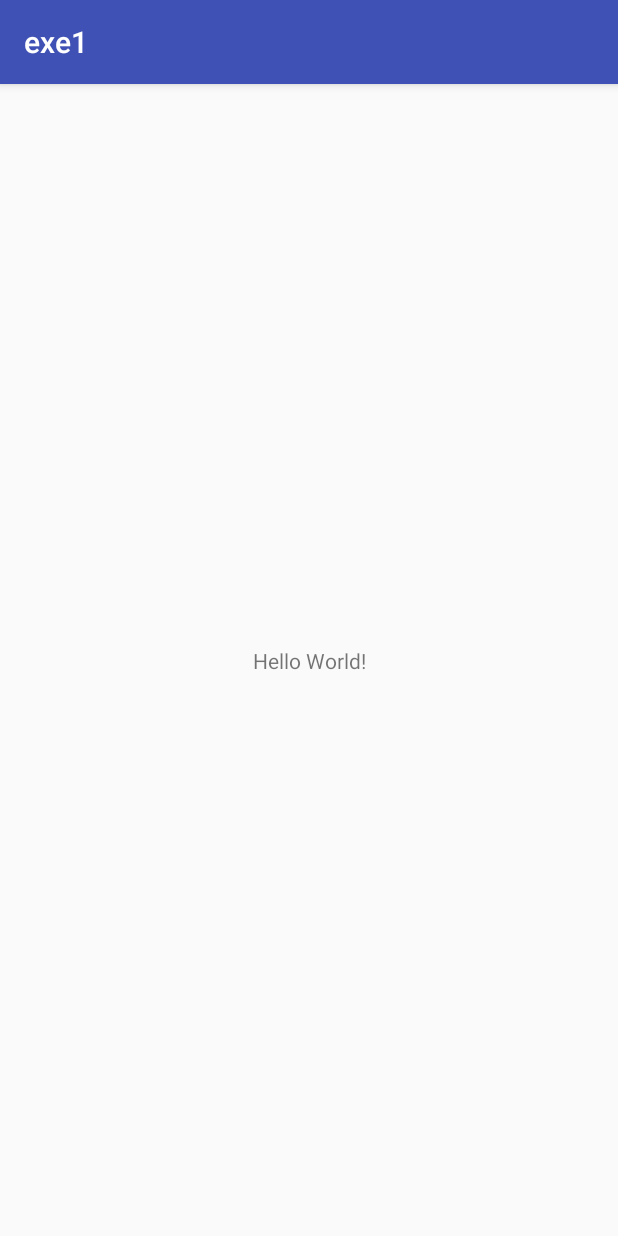
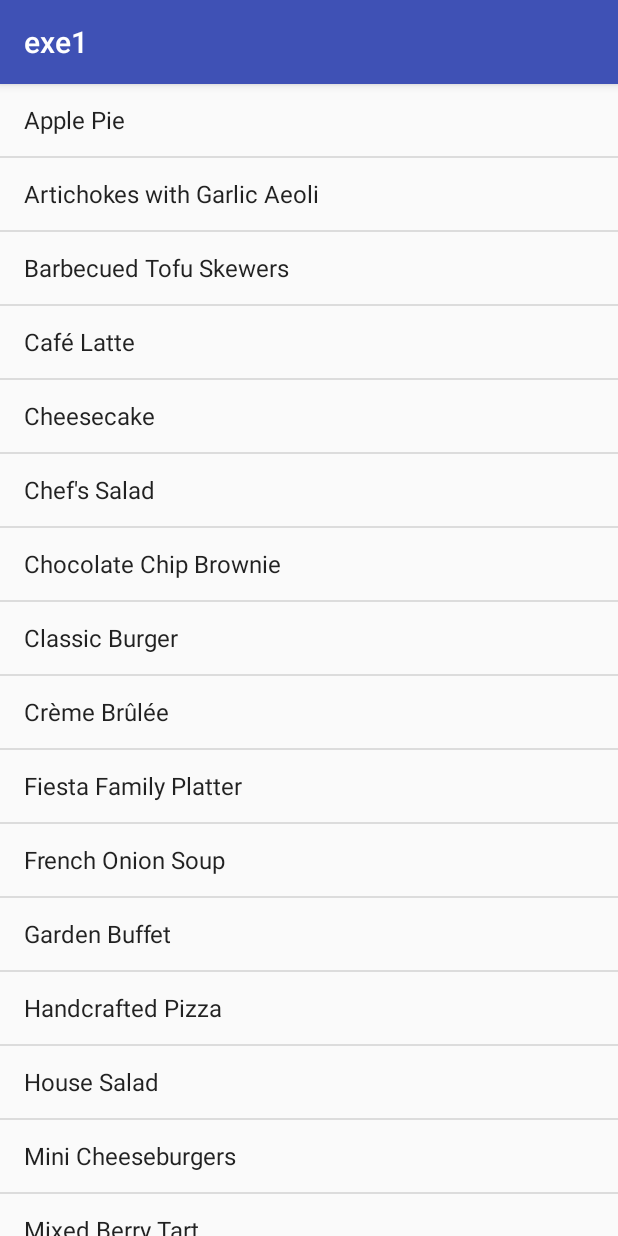
Before and after one commit to AyeSanda/exe1, an Android app: the screen it shows after launch (MainActivity), on a phone screen of 412 x 824 dp. Run offline under Robolectric (Android 15) with nearby library versions, the phone set to English and light mode, and no system bars.

Commit message:
Display Static Data

```diff
--- /dev/null
+++ b/app/src/main/java/com/example/aaung/exe1/DataItemAdapter.java
@@ -0,0 +1,17 @@
+package com.example.aaung.exe1;
+
+import android.content.Context;
+import android.support.annotation.NonNull;
+import android.widget.ArrayAdapter;
+
+import com.example.aaung.exe1.model.DataItem;
+
+import java.util.List;
+
+public class DataItemAdapter extends ArrayAdapter<DataItem> {
+
+
+    public DataItemAdapter(@NonNull Context context,@NonNull List<DataItem> objects) {
+        super(context, R.layout.list_item, objects);
+    }
+}
--- a/app/src/main/java/com/example/aaung/exe1/MainActivity.java
+++ b/app/src/main/java/com/example/aaung/exe1/MainActivity.java
@@ -2,12 +2,35 @@ package com.example.aaung.exe1;
 
 import android.support.v7.app.AppCompatActivity;
 import android.os.Bundle;
+import android.view.LayoutInflater;
+import android.widget.ArrayAdapter;
+import android.widget.ListView;
+
+import com.example.aaung.exe1.model.DataItem;
+import com.example.aaung.exe1.sample.SampleDataProvider;
+
+import java.util.ArrayList;
+import java.util.Collections;
+import java.util.List;
 
 public class MainActivity extends AppCompatActivity {
 
+    List<DataItem> dataItemList = SampleDataProvider.dataItemList;
+    List<String> itemNameList = new ArrayList<>();
     @Override
     protected void onCreate(Bundle savedInstanceState) {
         super.onCreate(savedInstanceState);
         setContentView(R.layout.activity_main);
+
+        for (DataItem dataItem:
+             dataItemList) {
+            itemNameList.add(dataItem.getItemName());
+        }
+
+        Collections.sort(itemNameList);
+
+        ArrayAdapter<String> adapter = new ArrayAdapter<>(this, android.R.layout.simple_list_item_1, itemNameList);
+        ListView listView = findViewById(R.id.list_item);
+        listView.setAdapter(adapter);
     }
 }
--- /dev/null
+++ b/app/src/main/java/com/example/aaung/exe1/sample/SampleDataProvider.java
@@ -0,0 +1,115 @@
+package com.example.aaung.exe1.sample;
+
+import com.example.aaung.exe1.model.DataItem;
+
+import java.util.ArrayList;
+import java.util.HashMap;
+import java.util.List;
+import java.util.Map;
+
+public class SampleDataProvider {
+    public static List<DataItem> dataItemList;
+    public static Map<String,DataItem> dataItemMap;
+
+    static {
+        dataItemList = new ArrayList<>();
+        dataItemMap = new HashMap<>();
+        //git.io/viuDI
+
+        addItem(new DataItem(null, "Quinoa Salmon Salad", "Salads",
+                "Our quinoa salad is served with quinoa, tomatoes, cucumber, scallions, and smoked salmon. Served with your choice of dressing.",
+                1, 12, "quinoa_salad.jpg"));
+
+        addItem(new DataItem(null, "Chef's Salad", "Salads",
+                "The chef’s salad has cucumber, tomatoes, red onions, mushrooms, hard-boiled eggs, cheese, and hot grilled chicken on a bed of romaine lettuce. Served with croutons and your choice of dressing.",
+                2, 9, "chef_salad.jpg"));
+
+        addItem(new DataItem(null, "House Salad", "Salads",
+                "Our house salad is made with romaine lettuce and spinach, topped with tomatoes, cucumbers, red onions and carrots. Served with a dressing of your choice.",
+                3, 7, "house_salad.jpg"));
+
+        addItem(new DataItem(null, "Garden Buffet", "Salads",
+                "Choose from our fresh local, organically grown ingredients to make a custom salad.",
+                4, 10, ""));
+
+        addItem(new DataItem(null, "Mini Cheeseburgers", "Starters",
+                "These mini cheeseburgers are served on a fresh baked pretzel bun with lettuce, tomato, avocado, and your choice of cheese.",
+                1, 8, "mini_cheeseburgers.jpg"));
+
+        addItem(new DataItem(null, "Panko Stuffed Mushrooms", "Starters",
+                "Large mushroom caps are filled a savory cream cheese, bacon and panko breadcrumb stuffing, topped with cheddar cheese.",
+                2, 7, "stuffed_mushrooms.jpg"));
+
+        addItem(new DataItem(null, "French Onion Soup", "Starters",
+                "Caramelized onions slow cooked in a savory broth, topped with sourdough and a provolone cheese blend. Served with sourdough bread.",
+                3, 7, "french_onion_soup.jpg"));
+
+        addItem(new DataItem(null, "Artichokes with Garlic Aeoli", "Starters",
+                "Our artichokes are brushed with an olive oil and rosemary blend and then broiled to perfection. Served with a side of creamy garlic aioli.",
+                4, 9, "artichokes.jpg"));
+
+        addItem(new DataItem(null, "Parmesan Deviled Eggs", "Starters",
+                "SOME SAY OUR EGGS ARE DEVILISHLY GOOD. I HAVE TO AGREE.\n" +
+                        "These delectable little bites are made with organic eggs, fresh Parmesan, and chopped pine nuts.\"",
+                5, 8, "deviled_eggs.jpg"));
+
+        addItem(new DataItem(null, "Classic Burger", "Entrees",
+                "Our classic burger is made with 100% pure angus beef, served with lettuce, tomatoes, onions, pickles, and cheese of your choice. Veggie burger available upon request. Served with French fries, fresh fruit, or a side salad.",
+                1, 10, "classic_burger.jpg"));
+
+        addItem(new DataItem(null, "Tomato Bruschetta Tortellini", "Entrees",
+                "This classic cheese tortellini is cooked in a sundried tomato sauce. Served with bruschetta topped with a tomato and basil marinara.",
+                2, 14, "tortellini.jpg"));
+
+        addItem(new DataItem(null, "Handcrafted Pizza", "Entrees",
+                "Our thin crust pizzas are made fresh daily and topped with your choices of fresh meats, veggies, cheese, and sauce.  Price includes two toppings. Add $1 for each additional topping.",
+                3, 10, "pizza.jpg"));
+
+        addItem(new DataItem(null, "Barbecued Tofu Skewers", "Entrees",
+                "Our barbecued skewers include tofu, cherry tomatoes, bell peppers, and zucchini marinated in a ginger sesame sauce and charbroiled. Served with steamed rice.",
+                4, 10, "tofu_skewers.jpg"));
+
+        addItem(new DataItem(null, "Fiesta Family Platter", "Entrees",
+                "This platter is perfect for sharing! Enjoy our spicy buffalo wings, traditional nachos, and cheese quesadillas served with freshly made guacamole dip.",
+                5, 16, "fiesta_platter.jpg"));
+
+        addItem(new DataItem(null, "Crème Brûlée", "Desserts",
+                "Elegantly crafted creamy vanilla custard with a caramelized crunchy layer on top. Served with seasonal fruit.",
+                1, 9, "creme_brulee.jpg"));
+
+        addItem(new DataItem(null, "Cheesecake", "Desserts",
+                "Our New York Style Cheesecake is rich, smooth, and creamy. Available in various flavors, and with seasonal fruit toppings.",
+                2, 9, "cheesecake.jpg"));
+
+        addItem(new DataItem(null, "Chocolate Chip Brownie ", "Desserts",
+                "A warm chocolate chip brownie served with chocolate or vanilla ice cream and rich chocolate sauce.",
+                3, 6, "brownie.jpg"));
+
+        addItem(new DataItem(null, "Apple Pie", "Desserts",
+                "Made with local granny smith apples to bring you the freshest classic apple pie available.",
+                4, 5, "apple_pie.jpg"));
+
+        addItem(new DataItem(null, "Mixed Berry Tart", "Desserts",
+                "Raspberries, blueberries, and strawberries on top of a creamy filling served in a crispy tart.",
+                5, 7, "berry_tart.jpg"));
+
+        addItem(new DataItem(null, "Tropical Blue Smoothie", "Drinks",
+                "This blueberry mint-based smoothie is refreshing and perfect for any celebration.",
+                1, 6, "smoothie.jpg"));
+
+        addItem(new DataItem(null, "Pomegranate Iced Tea", "Drinks",
+                "Our unique blend of pomegranate juice, black Rubio, and mint tea creates this light fusion of flavors.  ",
+                2, 4, "iced_tea.jpg"));
+
+        addItem(new DataItem(null, "Café Latte", "Drinks",
+                "Our house blend of espresso and foamed milk. Can be served with flavored syrups and over ice.  Non-dairy substitutions available upon request.",
+                3, 6, "cafe_latte.jpg"));
+    }
+
+    private static void addItem(DataItem item){
+        dataItemList.add(item);
+        dataItemMap.put(item.getItemId(),item);
+    }
+
+
+}
--- a/app/src/main/res/layout/activity_main.xml
+++ b/app/src/main/res/layout/activity_main.xml
@@ -6,13 +6,9 @@
     android:layout_height="match_parent"
     tools:context=".MainActivity">
 
-    <TextView
-        android:layout_width="wrap_content"
-        android:layout_height="wrap_content"
-        android:text="Hello World!"
-        app:layout_constraintBottom_toBottomOf="parent"
-        app:layout_constraintLeft_toLeftOf="parent"
-        app:layout_constraintRight_toRightOf="parent"
-        app:layout_constraintTop_toTopOf="parent" />
+    <ListView
+        android:id="@+id/list_item"
+        android:layout_width="match_parent"
+        android:layout_height="match_parent"></ListView>
 
 </android.support.constraint.ConstraintLayout>
--- /dev/null
+++ b/app/src/main/res/layout/list_item.xml
@@ -0,0 +1,31 @@
+<?xml version="1.0" encoding="utf-8"?>
+<RelativeLayout xmlns:android="http://schemas.android.com/apk/res/android"
+    xmlns:app="http://schemas.android.com/apk/res-auto"
+    xmlns:tools="http://schemas.android.com/tools"
+    android:layout_width="match_parent" android:layout_height="match_parent"
+    android:paddingTop="5dp"
+    android:paddingBottom="5dp">
+
+    <ImageView
+        android:id="@+id/imageView"
+        android:layout_width="50dp"
+        android:layout_height="50dp"
+        android:layout_alignParentStart="true"
+        android:layout_alignParentLeft="true"
+        android:layout_centerVertical="true"
+        android:contentDescription="Apple Pie"
+        app:srcCompat="@drawable/apple_pie"
+        tools:ignore="HardcodedText" />
+
+    <TextView
+        android:id="@+id/item_name"
+        android:layout_width="wrap_content"
+        android:layout_height="wrap_content"
+        android:layout_centerVertical="true"
+        android:layout_marginLeft="61dp"
+        android:layout_marginStart="19dp"
+        android:layout_toEndOf="@id/imageView"
+        android:layout_toRightOf="@id/imageView"
+        android:textSize="24sp"
+        android:text="TextView" />
+</RelativeLayout>
```
Also changed, not shown: app/src/main/res/drawable/apple_pie.jpg (added).
